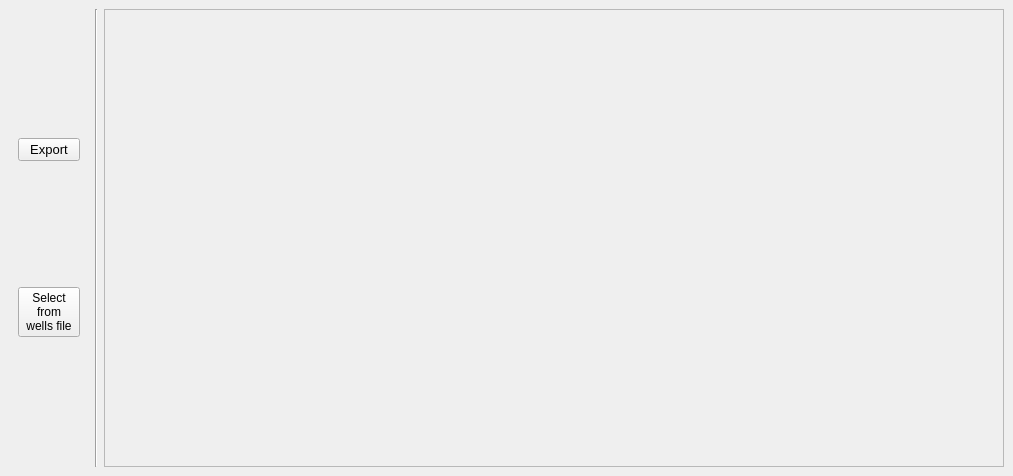
jkall/qgis-midvatten-plugin, file ui/export_fieldlogger_ui_dialog.ui: the form before one commit.
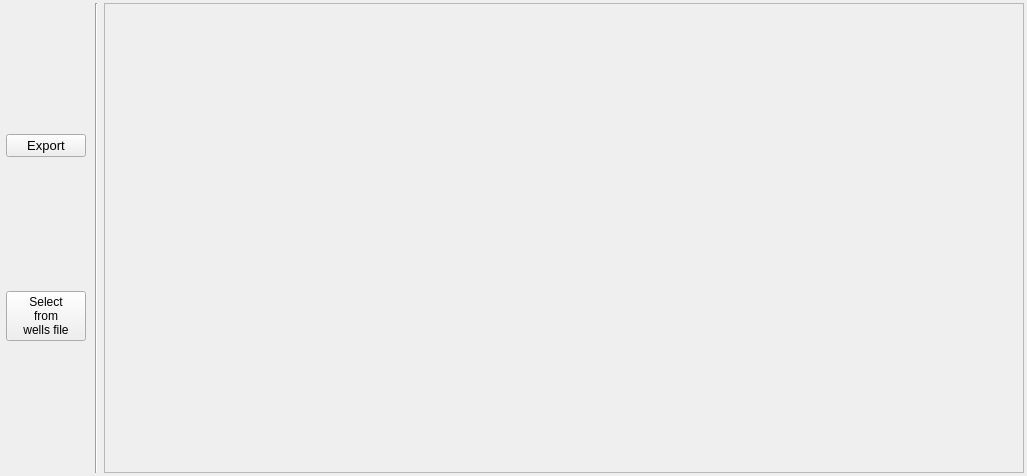
The form after the commit.

Commit message: Fixes some gui margins issues.

Diff of the .ui file:
```diff
--- a/ui/export_fieldlogger_ui_dialog.ui
+++ b/ui/export_fieldlogger_ui_dialog.ui
@@ -6,7 +6,7 @@
    <rect>
     <x>0</x>
     <y>0</y>
-    <width>1013</width>
+    <width>1027</width>
     <height>476</height>
    </rect>
   </property>
@@ -15,6 +15,18 @@
   </property>
   <widget class="QWidget" name="centralwidget">
    <layout class="QGridLayout" name="gridLayout_main">
+    <property name="leftMargin">
+     <number>3</number>
+    </property>
+    <property name="topMargin">
+     <number>3</number>
+    </property>
+    <property name="rightMargin">
+     <number>3</number>
+    </property>
+    <property name="bottomMargin">
+     <number>3</number>
+    </property>
     <item row="0" column="0" rowspan="3">
      <widget class="QWidget" name="widget" native="true">
       <property name="sizePolicy">
@@ -30,6 +42,18 @@
        </size>
       </property>
       <layout class="QGridLayout" name="gridLayout_buttons">
+       <property name="leftMargin">
+        <number>3</number>
+       </property>
+       <property name="topMargin">
+        <number>3</number>
+       </property>
+       <property name="rightMargin">
+        <number>3</number>
+       </property>
+       <property name="bottomMargin">
+        <number>3</number>
+       </property>
        <item row="0" column="0">
         <widget class="QPushButton" name="pushButtonExport">
          <property name="sizePolicy">
@@ -114,8 +138,8 @@
         <rect>
          <x>0</x>
          <y>0</y>
-         <width>898</width>
-         <height>456</height>
+         <width>905</width>
+         <height>466</height>
         </rect>
        </property>
        <property name="sizePolicy">
@@ -134,9 +158,18 @@
         <property name="sizeConstraint">
          <enum>QLayout::SetMinimumSize</enum>
         </property>
+        <property name="leftMargin">
+         <number>3</number>
+        </property>
         <property name="topMargin">
          <number>9</number>
         </property>
+        <property name="rightMargin">
+         <number>3</number>
+        </property>
+        <property name="bottomMargin">
+         <number>3</number>
+        </property>
         <item>
          <widget class="QWidget" name="gridWidget_selections" native="true">
           <property name="sizePolicy">
@@ -158,6 +191,18 @@
            <property name="sizeConstraint">
             <enum>QLayout::SetMinimumSize</enum>
            </property>
+           <property name="leftMargin">
+            <number>0</number>
+           </property>
+           <property name="topMargin">
+            <number>0</number>
+           </property>
+           <property name="rightMargin">
+            <number>0</number>
+           </property>
+           <property name="bottomMargin">
+            <number>0</number>
+           </property>
            <property name="verticalSpacing">
             <number>5</number>
            </property>
```
The commit also changes 15 other files.
